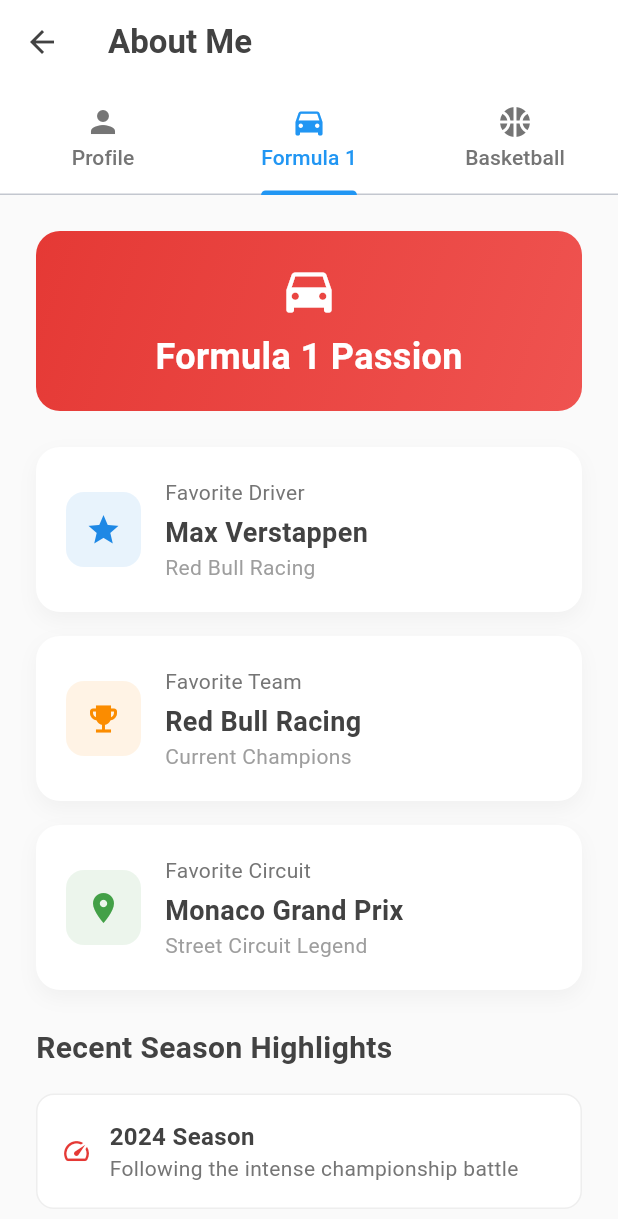
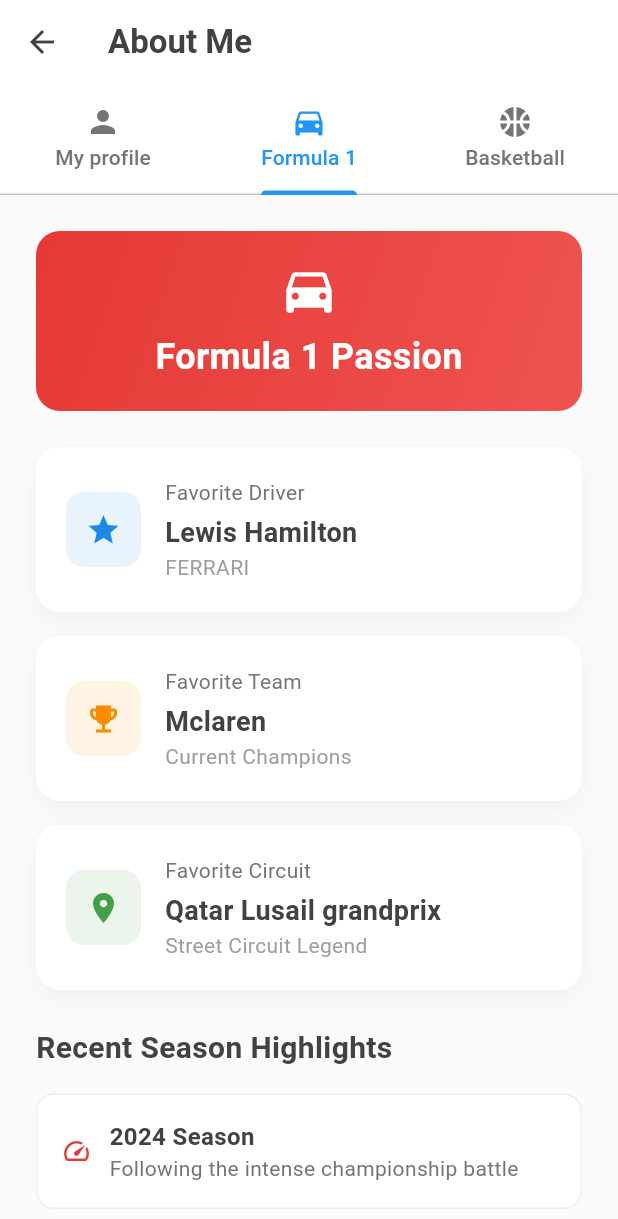
Before and after one commit to Emma-Chelimo/TEST.-LIFESTYLE, a Flutter app: the AboutMePage screen opened directly, tab 2 chosen, on a phone screen of 412 x 824 dp. Shown: the top 1219 px of the screen. Run offline on Flutter 3.47's test engine with Material 3 defaults, Android fonts, the light colour scheme and no system bars.

Commit message:
updated the about me page

```diff
--- a/lib/about_me.dart
+++ b/lib/about_me.dart
@@ -42,7 +42,7 @@
           unselectedLabelColor: Colors.grey[600],
           indicatorColor: Colors.blue,
           tabs: [
-            Tab(icon: Icon(Icons.person), text: 'Profile'),
+            Tab(icon: Icon(Icons.person), text: 'My profile'),
             Tab(icon: Icon(Icons.directions_car), text: 'Formula 1'),
             Tab(icon: Icon(Icons.sports_basketball), text: 'Basketball'),
           ],
@@ -90,7 +90,7 @@
 
           // Name and Title
           Text(
-            'Your Name',
+            'EMMA CHELIMO',
             style: TextStyle(
               fontSize: 28,
               fontWeight: FontWeight.bold,
@@ -210,8 +210,8 @@
           // Favorite Driver
           _buildInfoCard(
             'Favorite Driver',
-            'Max Verstappen',
-            'Red Bull Racing',
+            'Lewis Hamilton',
+            'FERRARI',
             Icons.star,
             Colors.blue[600]!,
           ),
@@ -221,7 +221,7 @@
           // Favorite Team
           _buildInfoCard(
             'Favorite Team',
-            'Red Bull Racing',
+            'Mclaren',
             'Current Champions',
             Icons.emoji_events,
             Colors.orange[600]!,
@@ -232,7 +232,7 @@
           // Favorite Circuit
           _buildInfoCard(
             'Favorite Circuit',
-            'Monaco Grand Prix',
+            'Qatar Lusail grandprix',
             'Street Circuit Legend',
             Icons.location_on,
             Colors.green[600]!,
@@ -336,7 +336,7 @@
             'Memorable Finals',
             '2020 NBA Finals',
             'Lakers Championship',
-            Icons.trophy,
+            Icons.card_travel,
             Colors.amber[600]!,
           ),
 
```
Also changed, not shown: lib/signin.dart (+17 -0 lines).
